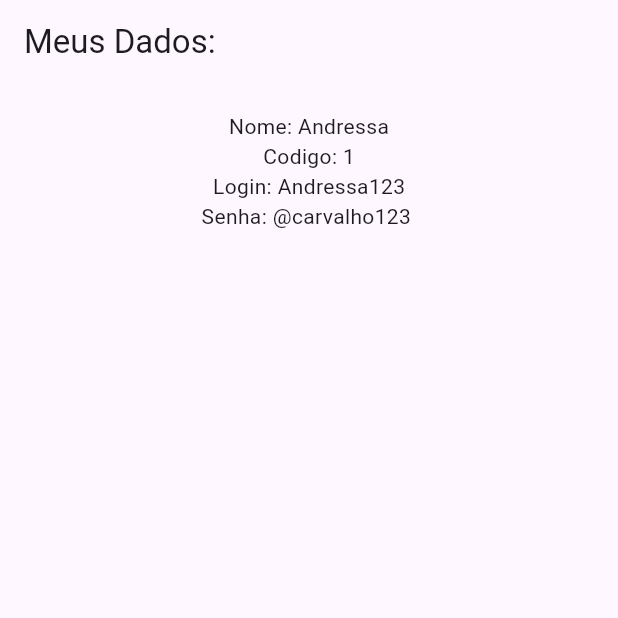
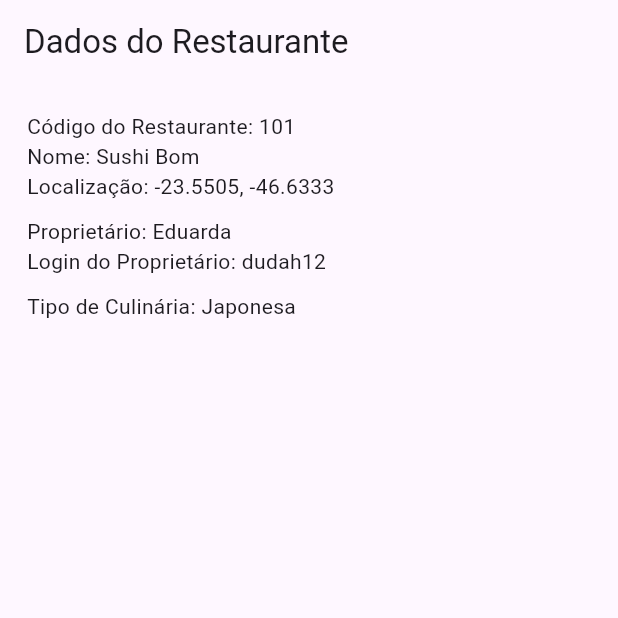
Before and after one commit to Ajesusdecarvalho/mimpedir, a Flutter app: the screen it shows after launch, on a phone screen of 412 x 824 dp, the top half of it. Run offline on Flutter 3.47's test engine with Material 3 defaults, Android fonts, the phone set to English and light mode, and no system bars; accounts and stored records are empty.

Commit message:
Adicionando classes Tipo e Restaurante

```diff
--- a/lib/main.dart
+++ b/lib/main.dart
@@ -1,5 +1,7 @@
 import 'package:flutter/material.dart';
-import'usuario.dart';
+import 'usuario.dart';
+import 'tipo.dart';
+import 'restaurante.dart';
 
 void main() {
   runApp(const MyApp());
@@ -8,32 +10,51 @@ void main() {
 class MyApp extends StatelessWidget {
   const MyApp({super.key});
 
-
   @override
   Widget build(BuildContext context) {
+    // Criando o usuário (proprietário)
+    Usuario usuario = Usuario(
+      codigo: 1,
+      nome: "Eduarda",
+      login: "dudah12",
+      senha: "@duquesa",
+    );
 
-    Usuario u = Usuario(
-        codigo: 1,
-        login: "Andressa123",
-        nome: "Andressa",
-        senha: "@carvalho123"
+    // Criando o tipo de culinária
+    Tipo tipo = Tipo(
+      codigo: 2,
+      nome: "Japonesa",
+    );
+
+    // Criando o restaurante
+    Restaurante restaurante = Restaurante(
+      codigo: 101,
+      nome: "Sushi Bom",
+      latitude: -23.5505,
+      longitude: -46.6333,
+      proprietario: usuario,
+      tipoCulinaria: tipo,
     );
 
     return MaterialApp(
       home: Scaffold(
         appBar: AppBar(
-          title: const Text ("Meus Dados: ")
+          title: const Text("Dados do Restaurante"),
         ),
-        body: Center(
-          child: Padding(padding: const EdgeInsets.all(18.0),
-              child: Column(
-                children: [
-                Text("Nome: ${u.nome}"),
-                Text("Codigo: ${u.codigo}"),
-                Text("Login: ${u.login}"),
-                Text("Senha: ${u.senha} ")
+        body: Padding(
+          padding: const EdgeInsets.all(18.0),
+          child: Column(
+            crossAxisAlignment: CrossAxisAlignment.start,
+            children: [
+              Text("Código do Restaurante: ${restaurante.codigo}"),
+              Text("Nome: ${restaurante.nome}"),
+              Text("Localização: ${restaurante.latitude}, ${restaurante.longitude}"),
+              const SizedBox(height: 10),
+              Text("Proprietário: ${restaurante.proprietario?.nome}"),
+              Text("Login do Proprietário: ${restaurante.proprietario?.login}"),
+              const SizedBox(height: 10),
+              Text("Tipo de Culinária: ${restaurante.tipoCulinaria?.nome}"),
             ],
-          ),
           ),
         ),
       ),
--- /dev/null
+++ b/lib/restaurante.dart
@@ -0,0 +1,48 @@
+import 'usuario.dart';
+import 'tipo.dart';
+
+class Restaurante {
+  int? _codigo;
+  String? _nome;
+  double? _latitude;
+  double? _longitude;
+  Usuario? _proprietario;
+  Tipo? _tipoCulinaria;
+
+  Restaurante({
+    int? codigo,
+    String? nome,
+    double? latitude,
+    double? longitude,
+    Usuario? proprietario,
+    Tipo? tipoCulinaria,
+  }) {
+    _codigo = codigo;
+    _nome = nome;
+    _latitude = latitude;
+    _longitude = longitude;
+    _proprietario = proprietario;
+    _tipoCulinaria = tipoCulinaria;
+  }
+
+  // Getters
+  int? get codigo => _codigo;
+  String? get nome => _nome;
+  double? get latitude => _latitude;
+  double? get longitude => _longitude;
+  Usuario? get proprietario => _proprietario;
+  Tipo? get tipoCulinaria => _tipoCulinaria;
+
+  // Setters
+  set codigo(int? codigo) => _codigo = codigo;
+  set nome(String? nome) => _nome = nome;
+  set latitude(double? latitude) {
+    _latitude = latitude;
+  }
+
+  set longitude(double? longitude) => _longitude = longitude;
+  set proprietario(Usuario? proprietario) => _proprietario = proprietario;
+  set tipoCulinaria(Tipo? tipoCulinaria) {
+    _tipoCulinaria = tipoCulinaria;
+  }
+}
--- /dev/null
+++ b/lib/tipo.dart
@@ -0,0 +1,20 @@
+class Tipo {
+  int? _codigo;
+  String? _nome;
+
+  Tipo({int? codigo, String? nome}) {
+    _codigo = codigo;
+    _nome = nome;
+  }
+
+  // Getters
+  int? get codigo => _codigo;
+  String? get nome => _nome;
+
+  // Setters
+  set codigo(int? codigo) {
+    _codigo = codigo;
+  }
+
+  set nome(String? nome) => _nome = nome;
+}
```
